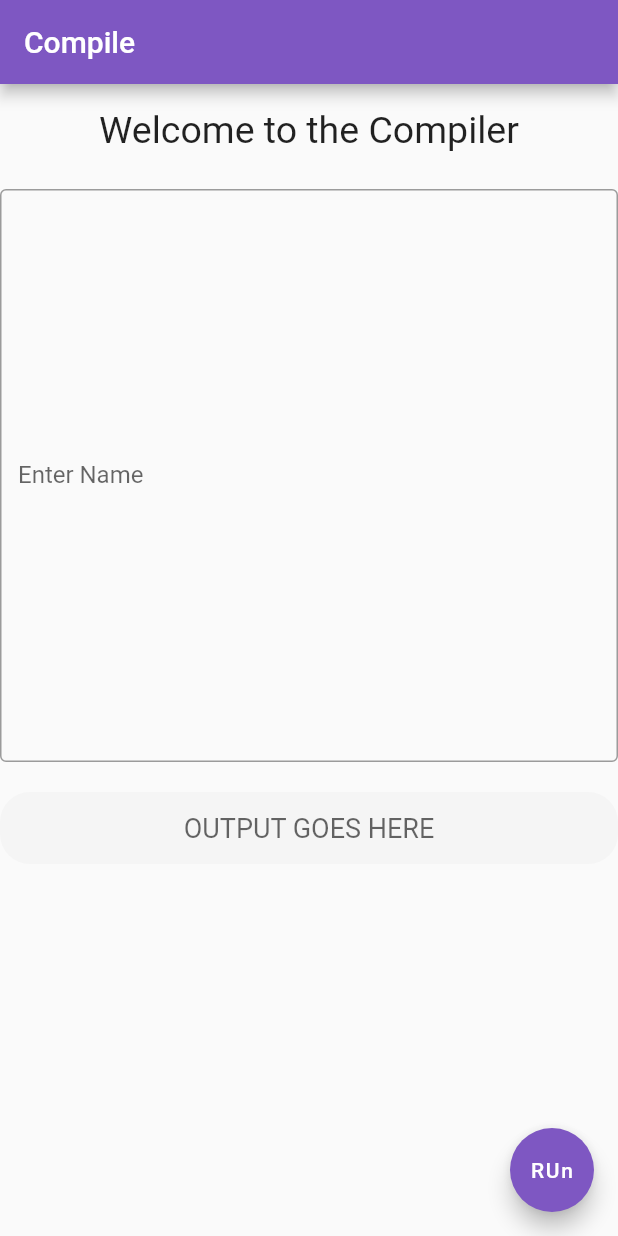
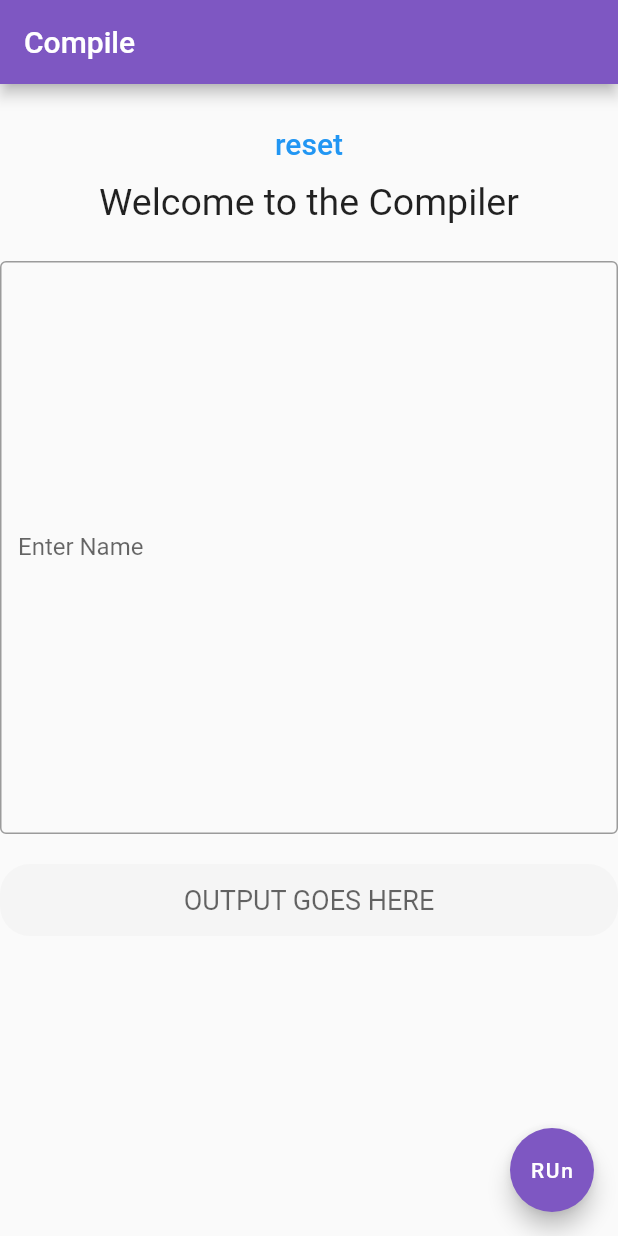
Before and after one commit to SS0809/compile-flutter, a Flutter app: the screen it shows after launch, after a tap on "RUn", on a phone screen of 412 x 824 dp. Run offline on Flutter 3.47's test engine with Material 2 defaults, Android fonts, the phone set to English and light mode, and no system bars; network calls fail.

```diff
--- a/lib/main.dart
+++ b/lib/main.dart
@@ -19,6 +19,12 @@ class Home extends StatelessWidget{
           child: Column(
             children: [
               SizedBox(height: 16,),
+              TextButton(
+                child: Text('reset', style: TextStyle(fontSize: 20.0),),
+                     onPressed: () {
+                       postHttp2();
+                     },
+              ),
               Text('Welcome to the Compiler',style: TextStyle(fontSize: 25),),
               SizedBox(height: 25,),
               TextField(
--- a/lib/network.dart
+++ b/lib/network.dart
@@ -14,7 +14,7 @@ void getHttp() async {
     print(response.reasonPhrase);
   }
 }
-void postHttp() async{
+void postHttp2() async{
   var headers = {
     'Content-Type': 'application/json'
   };
@@ -32,3 +32,21 @@ void postHttp() async{
     print(response.reasonPhrase);
   }
 }
+void postHttp() async{
+  var headers = {
+    'Content-Type': 'application/json'
+  };
+  var request = http.Request('POST', Uri.parse('https://dataapi-g9t8.onrender.com/api/projects/timeline'));
+  request.body = json.encode({
+    "id": "1",
+    "timeline": "1"
+  });
+  request.headers.addAll(headers);
+  http.StreamedResponse response = await request.send();
+  if (response.statusCode == 200) {
+    print(await response.stream.bytesToString());
+  }
+  else {
+    print(response.reasonPhrase);
+  }
+}
```
